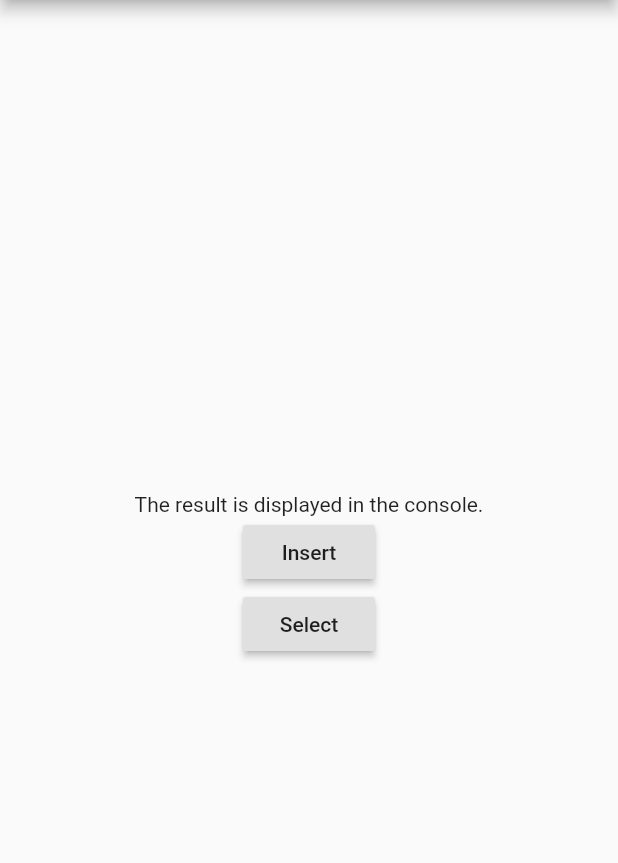
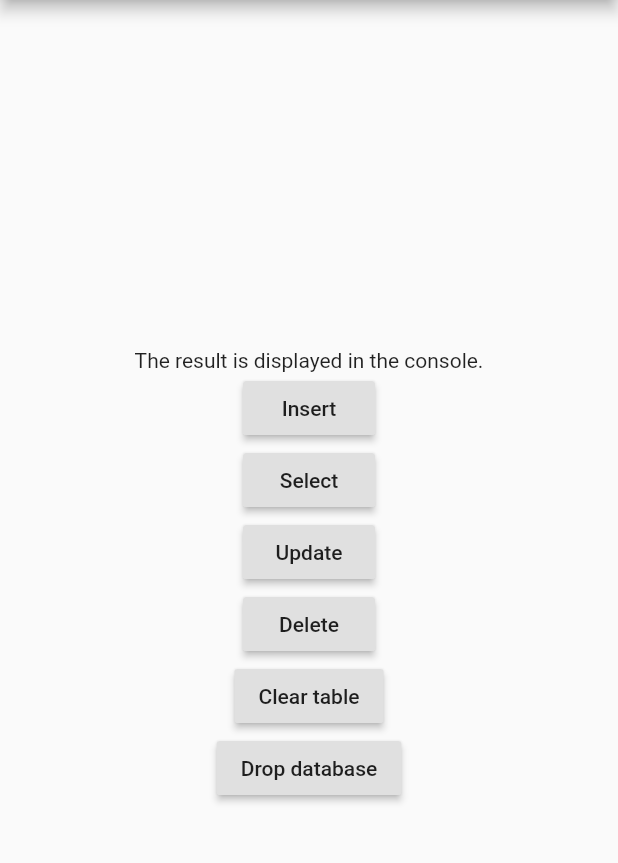
Before and after one commit to iioblomov/sqflite_example, a Flutter app: the screen it shows after launch, after a tap on "Insert", on a phone screen of 412 x 824 dp, the part 84-947 px from its top. Run offline on Flutter 3.47's test engine with Material 2 defaults, Android fonts, the phone set to English and light mode, and no system bars; our stand-ins replace sqflite; accounts and stored records are empty.

Commit message:
main.dart

```diff
--- a/lib/main.dart
+++ b/lib/main.dart
@@ -1,49 +1,12 @@
 import 'package:flutter/material.dart';
-import 'package:path/path.dart' as path;
-import 'package:sqflite/sqflite.dart';
+
+import 'sql.dart';
 
 void main() => runApp(MyApp());
 
 class MyApp extends StatelessWidget {
   @override
   Widget build(BuildContext context) => MaterialApp(home: MyHomePage());
-}
-
-class SQL {
-  static const _dbName = 'fruits.db';
-  static const _dbVersion = 1;
-  static const tabFruits = 'fruits';
-  static const colId = 'id';
-  static const colName = 'name';
-  static const colAmount = 'amount';
-
-  // Initialize database, create if not exists
-  static Future<Database> init() async {
-    final dbPath = await getDatabasesPath();
-    return await openDatabase(path.join(dbPath, _dbName),
-        onCreate: (db, version) {
-      // ''' avoids breaks in text
-      return db.execute('''CREATE TABLE $tabFruits (
-          $colId integer primary key autoincrement,
-          $colName name text not null,
-          $colAmount amount integer not null)
-          ''');
-    }, version: _dbVersion);
-  }
-
-  // insert data
-  static Future<int> insert(String table, Map<String, Object> data) async {
-    final db = await SQL.init();
-    // insert and replace if key exists
-    return await db.insert(table, data,
-        conflictAlgorithm: ConflictAlgorithm.replace);
-  }
-
-  // select all table
-  static Future<List<Map<String, dynamic>>> select(String table) async {
-    final db = await SQL.init();
-    return db.query(table);
-  }
 }
 
 class MyHomePage extends StatelessWidget {
@@ -59,23 +22,69 @@ class MyHomePage extends StatelessWidget {
             RaisedButton(
               child: Text('Insert'),
               onPressed: () async {
-                final second = DateTime
-                    .now()
-                    .second;
-                final id = await SQL.insert(SQL.tabFruits, {
-                  SQL.colName: (second > 30) ? 'apple' : 'orange',
-                  SQL.colAmount: second,
+                final second = DateTime.now().second;
+                final id = await SQL.insert(SQL.fruits.self, {
+                  SQL.fruits.name: (second > 30) ? 'apple' : 'orange',
+                  SQL.fruits.amount: second,
                 });
-                print('element with "$id" added to table "${SQL.tabFruits}"');
+                print('Row with "$id" added to table "${SQL.fruits.self}"');
               },
             ),
             RaisedButton(
               child: Text('Select'),
               onPressed: () async {
-                final data = await SQL.select(SQL.tabFruits);
+                final data = await SQL.select(SQL.fruits.self);
                 data.forEach((e) => print(e));
               },
-            )
+            ),
+            RaisedButton(
+              child: Text('Update'),
+              onPressed: () async {
+                final data = await SQL.select(SQL.fruits.self); // select all
+                if (data.length != 0) {
+                  // update first element if data exists
+                  final id = await SQL.update(SQL.fruits.self, {
+                    SQL.fruits.name: 'updated Fruit no.1',
+                    SQL.fruits.amount: '99999999',
+                    SQL.fruits.id: data.first[SQL.fruits.id],
+                  });
+                  print('Row "$id" updated. Press "Select" to see changes');
+                } else {
+                  print('nothing to update');
+                }
+              },
+            ),
+            RaisedButton(
+              child: Text('Delete'),
+              onPressed: () async {
+                final data = await SQL.select(SQL.fruits.self); // select all
+                if (data.length != 0) {
+                  // delete last element if data exists
+                  final num = await SQL.delete(
+                    SQL.fruits.self,
+                    data.last[SQL.fruits.id],
+                  );
+                  print('$num element(s) with ${SQL.fruits.id} deleted');
+                } else {
+                  print("the table is empty");
+                }
+              },
+            ),
+            RaisedButton(
+              child: Text('Clear table'),
+              onPressed: () async {
+                final num = await SQL.deleteAll(SQL.fruits.self);
+                print(
+                    'Table "${SQL.fruits.self}" cleared. $num element(s) deleted');
+              },
+            ),
+            RaisedButton(
+              child: Text('Drop database'),
+              onPressed: () async {
+                await SQL.drop();
+                print('All data removed. Cold restart the app to recreate it');
+              },
+            ),
           ],
         ),
       ),
--- /dev/null
+++ b/lib/sql.dart
@@ -0,0 +1,93 @@
+import 'package:path/path.dart' as path;
+import 'package:sqflite/sqflite.dart';
+
+// Database structure
+// abstraction: table -> class, column -> property
+// Usage: SQL.table.self - table name, SQL.table.column - column name
+class TableFruits {
+  // table name
+  String get self => 'fruits';
+
+  // columns
+  String get id => 'id';
+
+  String get name => 'name';
+
+  String get amount => 'amount';
+}
+
+// Database control functions
+class SQL {
+  static const _dbName = 'fruits.db';
+  static const _dbVersion = 1;
+
+  // define tables
+  static final fruits = TableFruits();
+
+  // define keys: table -> key
+  static final keys = {fruits.self: fruits.id};
+
+  // initialize database, create if not exists
+  static Future<Database> init() async {
+    final dbPath = await getDatabasesPath();
+    return await openDatabase(path.join(dbPath, _dbName),
+        onCreate: (db, version) async {
+      // ''' avoids breaks in text
+      await db.execute('''CREATE TABLE ${fruits.self} (
+          ${fruits.id} integer primary key autoincrement,
+          ${fruits.name} name text not null,
+          ${fruits.amount} amount integer not null)
+          ''');
+    }, version: _dbVersion);
+  }
+
+  // insert data => inserted row id
+  static Future<int> insert(String table, Map<String, dynamic> data) async {
+    final db = await SQL.init();
+    return await db.insert(
+      table, // INSERT INTO table
+      data, // {col: value}
+      conflictAlgorithm: ConflictAlgorithm.replace, // replace if key exists
+    );
+  }
+
+  // select all table
+  static Future<List<Map<String, dynamic>>> select(String table) async {
+    final db = await SQL.init();
+    return await db.query(table);
+  }
+
+  // update row => updated row id
+  static Future<int> update(String table, Map<String, dynamic> data) async {
+    final db = await SQL.init();
+    return await db.update(
+      table, // UPDATE table
+      data, // SET {col: value}
+      where: '${keys[table]} = ?', // WHERE id = ...
+      whereArgs: [data[keys[table]]], // ... data[id]
+      conflictAlgorithm: ConflictAlgorithm.ignore, // skip if error
+    );
+  }
+
+  // delete row => number of rows deleted
+  static Future<int> delete(String table, int id) async {
+    final db = await SQL.init();
+    return await db.delete(
+      table, // DELETE FROM table
+      where: '${keys[table]} = ?', // WHERE id = ...
+      whereArgs: [id], // ... idValue
+    );
+  }
+
+  // delete all table data => number of rows deleted
+  static Future<int> deleteAll(String table) async {
+    final db = await SQL.init();
+    return await db.delete(table);
+  }
+
+  // delete  all database
+  static Future<void> drop() async {
+    final dbPath = await getDatabasesPath();
+    await deleteDatabase(dbPath);
+  }
+}
```
Also changed, not shown: 1 other file.
